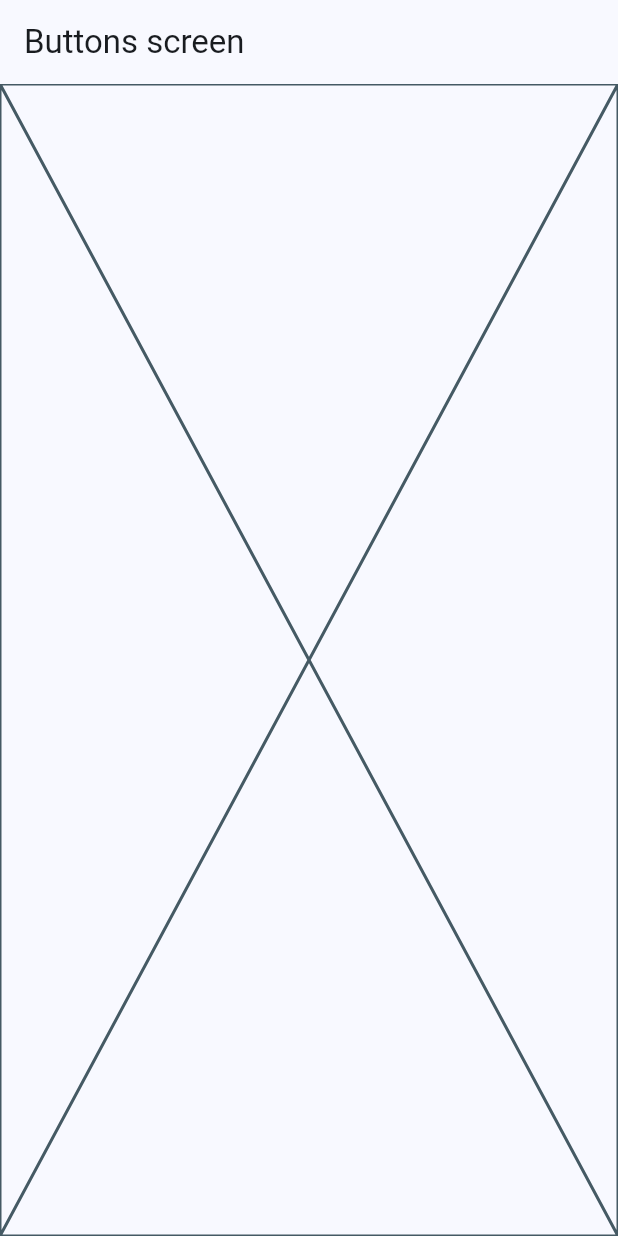
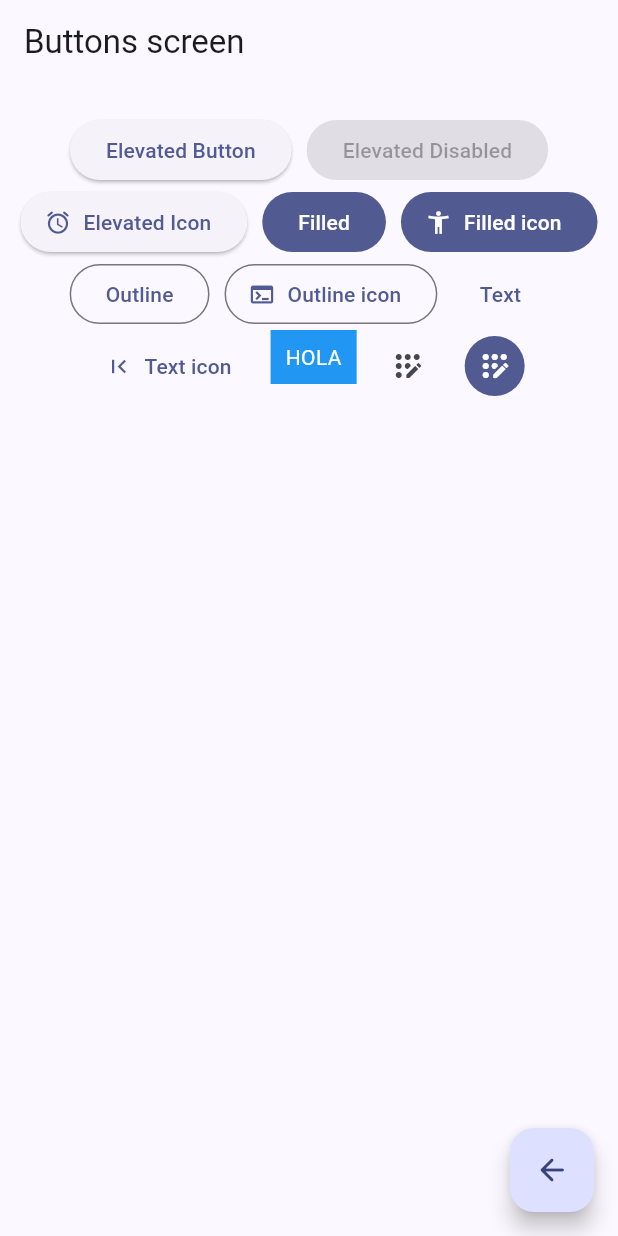
Before and after one commit to OscarOcomatl/widgets_app, a Flutter app: the ButtonsScreen screen opened by its route, on a phone screen of 412 x 824 dp. Run offline on Flutter 3.47's test engine with Material 3 defaults, Android fonts, the phone set to English and light mode, and no system bars; our stand-ins replace go_router.

Commit message:
buttons screen realizado

```diff
--- a/lib/main.dart
+++ b/lib/main.dart
@@ -13,7 +13,7 @@ class MainApp extends StatelessWidget {
   Widget build(BuildContext context) {
     return MaterialApp.router(
       debugShowCheckedModeBanner: false,
-      theme: AppTheme(selectedColor: 1).getTheme(),
+      theme: AppTheme(selectedColor: 6).getTheme(),
       routerConfig: appRouter,
       // home: const HomeScreen(),
       // routes: {
--- a/lib/presentation/screens/buttons/buttons_screen.dart
+++ b/lib/presentation/screens/buttons/buttons_screen.dart
@@ -1,6 +1,7 @@
 
 
 import 'package:flutter/material.dart';
+import 'package:go_router/go_router.dart';
 
 class ButtonsScreen extends StatelessWidget {
 
@@ -14,7 +15,93 @@ class ButtonsScreen extends StatelessWidget {
       appBar: AppBar(
         title: const Text('Buttons screen'),
       ),
-      body: const Placeholder(),
+      body: const _ButtonsView(),
+      floatingActionButton: FloatingActionButton(
+        onPressed: (){
+          // Navigator.of(context).pop();
+          context.pop();
+        },
+        child: const Icon(Icons.arrow_back_rounded),
+      )
     );
   }
 }
+
+class _ButtonsView extends StatelessWidget {
+  const _ButtonsView();
+
+  @override
+  Widget build(BuildContext context) {
+    final colors = Theme.of(context).colorScheme;
+    return SizedBox(
+      width: double.infinity, //El tamaño llega hasta lo que pueda el padre
+      child: Padding(
+        padding: const EdgeInsets.symmetric(horizontal: 10, vertical: 20),
+        child: Wrap(
+          spacing: 10,
+          alignment: WrapAlignment.center,
+          children: [
+            ElevatedButton(onPressed: (){}, child: const Text('Elevated Button')),
+            const ElevatedButton(onPressed: null, child: Text('Elevated Disabled')),
+            ElevatedButton.icon(
+              onPressed: (){},
+              icon: const Icon(Icons.access_alarm_rounded),
+              label: const Text('Elevated Icon')
+            ),
+            FilledButton(
+              onPressed: (){},
+              child: const Text('Filled')
+            ),
+            FilledButton.icon(
+              onPressed: (){},
+              icon: const Icon(Icons.accessibility_new),
+              label: const Text('Filled icon')
+            ),
+            OutlinedButton(
+              onPressed: (){},
+              child: const Text('Outline')
+            ),
+            OutlinedButton.icon(
+              onPressed: (){},
+              icon: const Icon(Icons.terminal),
+              label: const Text('Outline icon'),
+            ),
+            TextButton(
+              onPressed: (){},
+              child: const Text('Text')
+            ),
+            TextButton.icon(
+              onPressed: (){},
+              icon: const Icon(Icons.first_page),
+              label: const Text('Text icon')
+            ),
+            const CustomButton(),
+            IconButton(onPressed: (){}, icon: const Icon(Icons.app_registration_rounded)),
+            IconButton(
+              onPressed: (){},
+              icon: const Icon(Icons.app_registration_rounded),
+              style: ButtonStyle(
+                backgroundColor: WidgetStatePropertyAll(colors.primary),
+                iconColor: const  WidgetStatePropertyAll(Colors.white)
+              ),
+            )
+          ],
+        ),
+      ),
+    );
+  }
+}
+
+class CustomButton extends StatelessWidget {
+  const CustomButton({super.key});
+
+  @override
+  Widget build(BuildContext context) {
+    return  Material(
+      color: Colors.blue,
+      child: Padding(
+        padding:const EdgeInsets.symmetric(vertical: 8,horizontal: 10),
+        child: Text('HOLA', style: TextStyle(color: Colors.white),)),
+    );
+  }
+}
```
